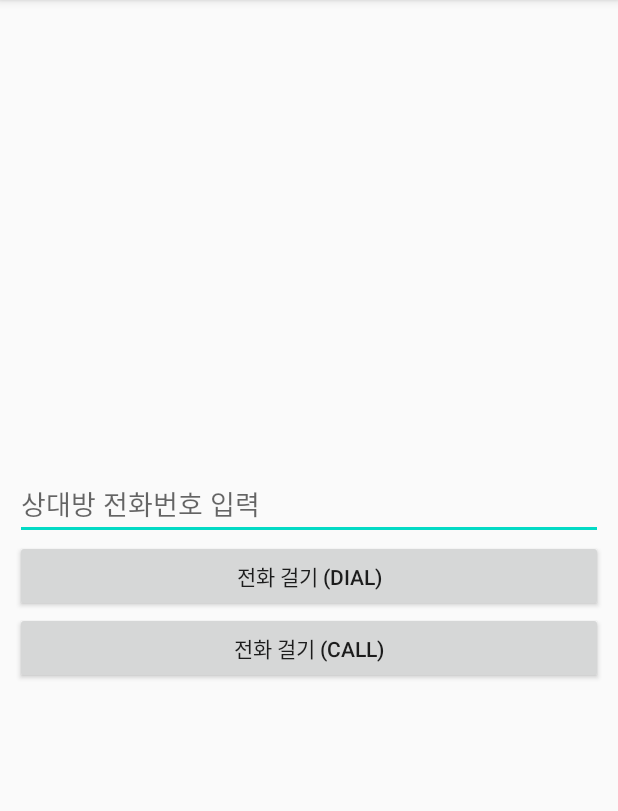
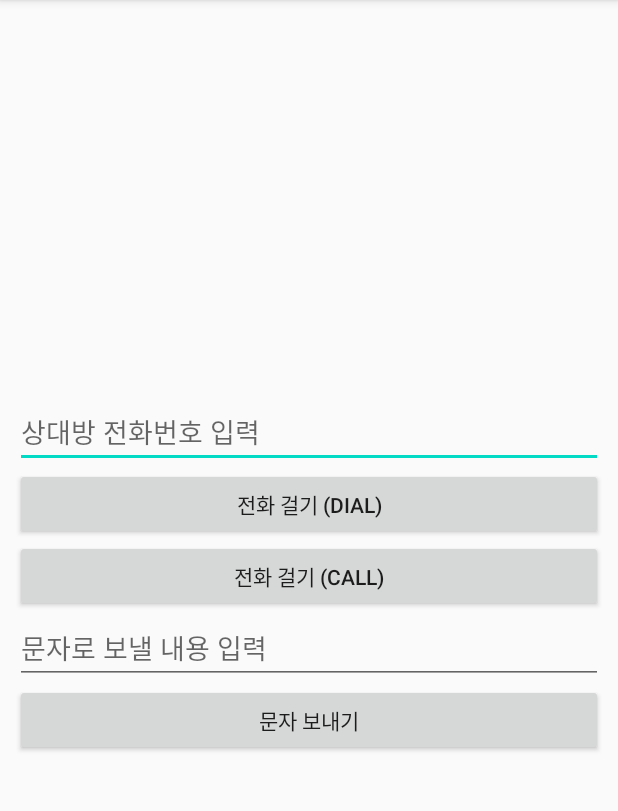
Before and after one commit to cho881020/AndroidIntent_20200706, an Android app: the screen it shows after launch (MainActivity), on a phone screen of 412 x 824 dp, the part 84-895 px from its top. Run offline under Robolectric (Android 15) with nearby library versions, the phone set to English and light mode, and no system bars.

```diff
--- a/app/src/main/res/layout/activity_main.xml
+++ b/app/src/main/res/layout/activity_main.xml
@@ -28,4 +28,17 @@
         android:layout_height="wrap_content"
         android:text="전화 걸기 (CALL)" />
 
+    <EditText
+        android:id="@+id/smsContentEdt"
+        android:layout_width="match_parent"
+        android:layout_height="wrap_content"
+        android:hint="문자로 보낼 내용 입력"
+        android:singleLine="true" />
+
+    <Button
+        android:id="@+id/smsBtn"
+        android:layout_width="match_parent"
+        android:layout_height="wrap_content"
+        android:text="문자 보내기" />
+
 </LinearLayout>
```
Also changed, not shown: app/src/main/java/kr/co/tjoeun/androidintent_20200706/MainActivity.kt (+14 -0 lines).
